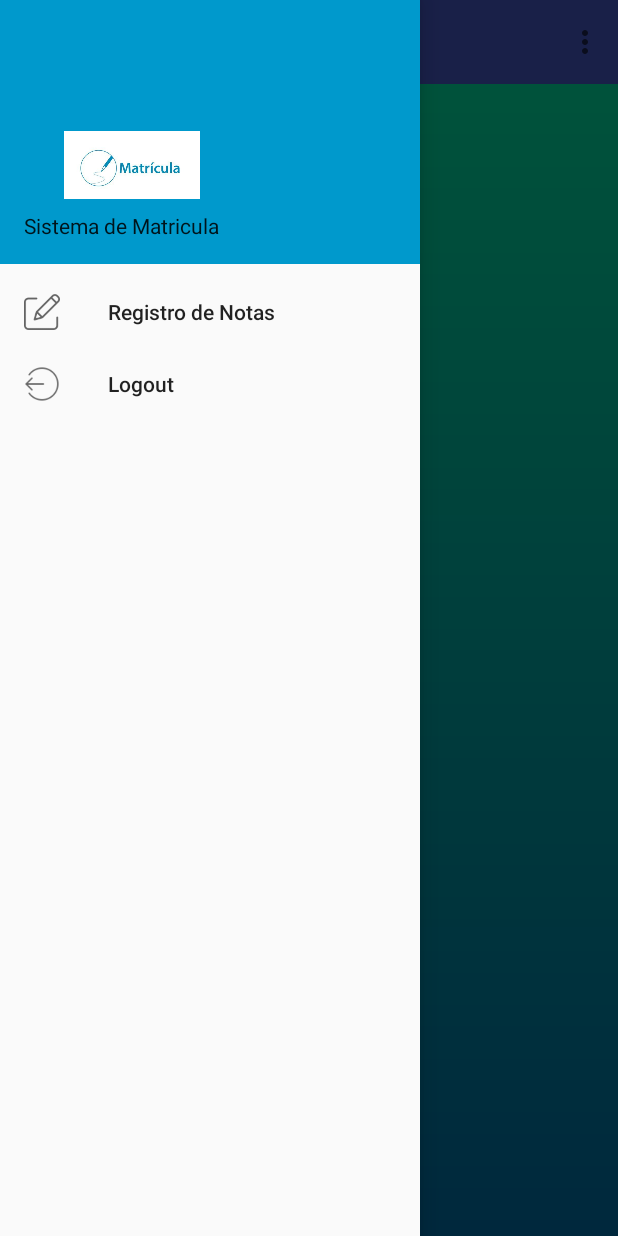
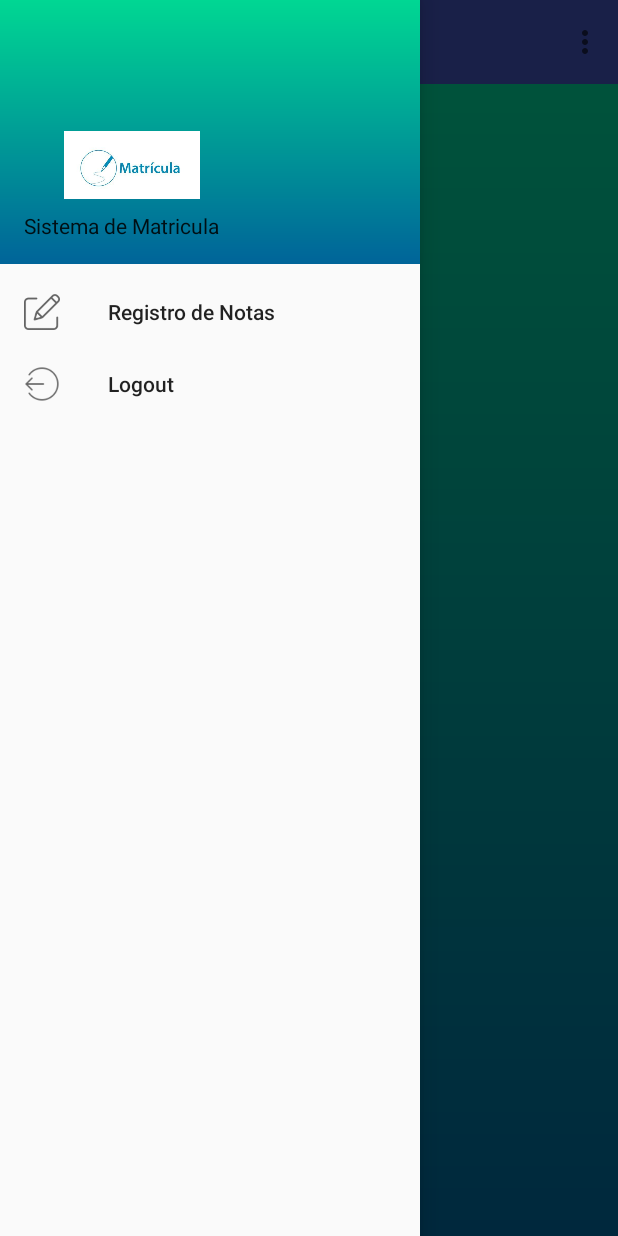
Before and after one commit to jjestradav/LaboratorioIntegrado, an Android app: the NavDrawerActivity screen opened directly, with no data from a screen before it, on a phone screen of 412 x 824 dp. Run offline under Robolectric (Android 15) with nearby library versions, the phone set to English and light mode, and no system bars; our stand-ins replace navigation-ui.

Commit message:
View finish v2

```diff
--- a/app/src/main/res/layout/activity_grupo_alumno.xml
+++ b/app/src/main/res/layout/activity_grupo_alumno.xml
@@ -5,8 +5,7 @@
     android:layout_width="match_parent"
     android:layout_height="wrap_content"
     android:id="@+id/refreshLayout"
-    tools:context=".ui.grupoAlumnos.GrupoAlumnoActivity"
-    android:background="@drawable/gradient">
+    tools:context=".ui.grupoAlumnos.GrupoAlumnoActivity">
 
     <androidx.recyclerview.widget.RecyclerView
         android:layout_width="match_parent"
--- a/app/src/main/res/layout/activity_login.xml
+++ b/app/src/main/res/layout/activity_login.xml
@@ -56,7 +56,7 @@
                 android:layout_marginTop="45dp"
                 android:layout_marginRight="200dp"
                 android:layout_marginLeft="25dp"
-                android:text="Registrarse"
+                android:text=""
                 android:textColor="#ABE1DC"
                 android:textSize="20sp" />
         </LinearLayout>
--- a/app/src/main/res/layout/nav_header_nav_drawer.xml
+++ b/app/src/main/res/layout/nav_header_nav_drawer.xml
@@ -3,7 +3,7 @@
     xmlns:app="http://schemas.android.com/apk/res-auto"
     android:layout_width="match_parent"
     android:layout_height="@dimen/nav_header_height"
-    android:background="@android:color/holo_blue_dark"
+    android:background="@drawable/gradient"
     android:gravity="bottom"
     android:orientation="vertical"
     android:paddingLeft="@dimen/activity_horizontal_margin"
```
Also changed, not shown: 8 other files.
